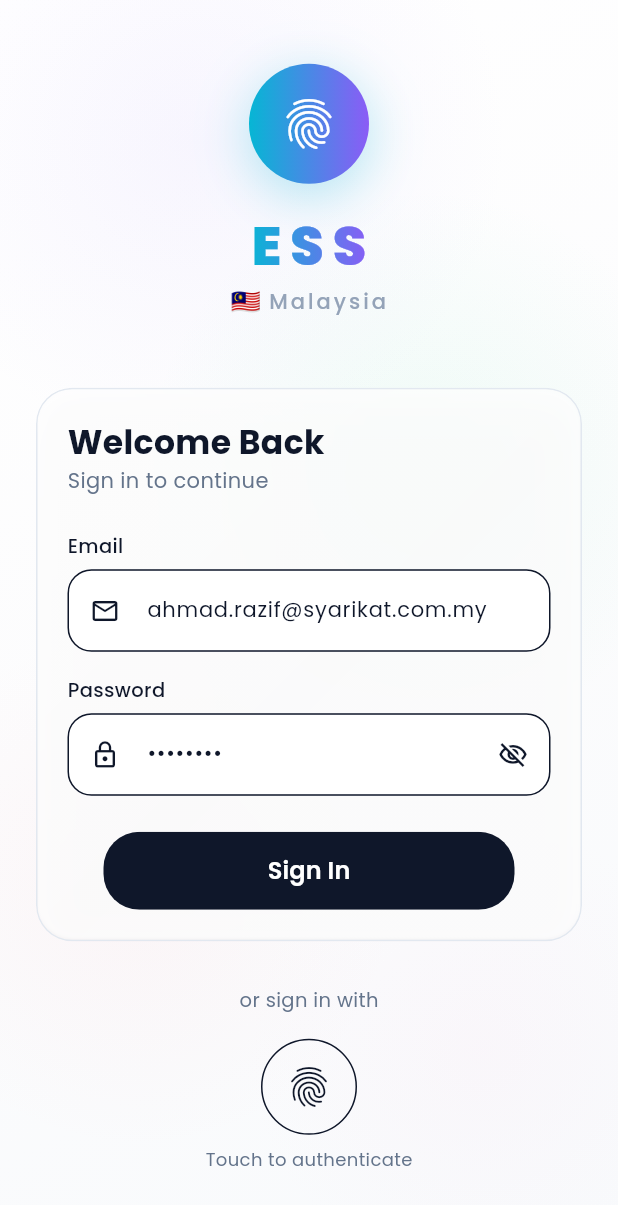
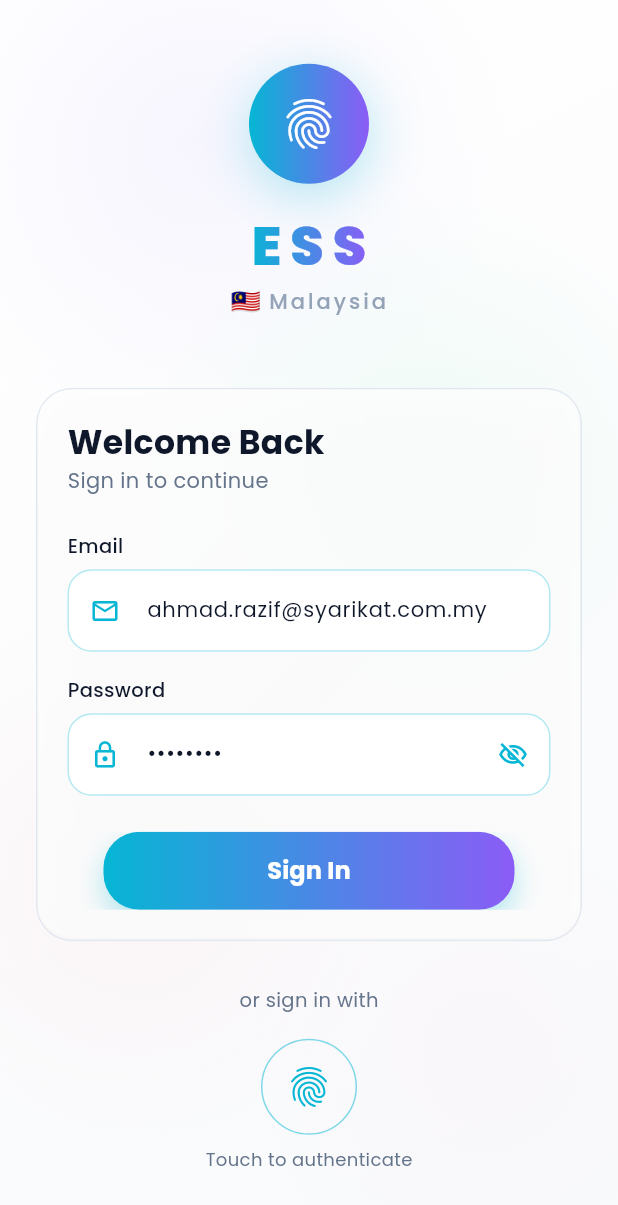
Before and after one commit to kautsarbaiq/HRM-APP, a Flutter app: the screen it shows after launch, on a phone screen of 412 x 824 dp. Shown: the top 1205 px of the screen. Run offline on Flutter 3.47's test engine with Material 3 defaults, Android fonts, the light colour scheme and no system bars; our stand-ins replace fl_chart, flutter_staggered_animations, google_fonts, image_picker, local_auth, shimmer; missing offline and left inert: google_mlkit_text_recognition.

Commit message:
ui color light mode splash and login

```diff
--- a/lib/screens/login_screen.dart
+++ b/lib/screens/login_screen.dart
@@ -87,14 +87,14 @@ class _LoginScreenState extends State<LoginScreen> with TickerProviderStateMixin
                       decoration: BoxDecoration(
                         color: isDark ? const Color(0xFF1E293B) : Colors.white,
                         borderRadius: BorderRadius.circular(16),
-                        border: Border.all(color: isDark ? const Color(0xFF334155) : const Color(0xFF0F172A)),
+                        border: Border.all(color: isDark ? const Color(0xFF334155) : const Color(0xFF06B6D4).withOpacity(0.3)),
                       ),
                       child: TextField(
                         controller: _emailCtrl,
                         style: GoogleFonts.poppins(color: isDark ? Colors.white : const Color(0xFF0F172A), fontSize: 14),
                         decoration: InputDecoration(
                           hintText: 'Enter your email', hintStyle: GoogleFonts.poppins(color: isDark ? const Color(0xFF475569) : const Color(0xFF64748B)),
-                          prefixIcon: Icon(Icons.email_outlined, color: isDark ? const Color(0xFF94A3B8) : const Color(0xFF0F172A), size: 20),
+                          prefixIcon: Icon(Icons.email_outlined, color: isDark ? const Color(0xFF94A3B8) : const Color(0xFF06B6D4), size: 20),
                           border: InputBorder.none, contentPadding: const EdgeInsets.all(16),
                         ),
                       ),
@@ -107,16 +107,16 @@ class _LoginScreenState extends State<LoginScreen> with TickerProviderStateMixin
                       decoration: BoxDecoration(
                         color: isDark ? const Color(0xFF1E293B) : Colors.white,
                         borderRadius: BorderRadius.circular(16),
-                        border: Border.all(color: isDark ? const Color(0xFF334155) : const Color(0xFF0F172A)),
+                        border: Border.all(color: isDark ? const Color(0xFF334155) : const Color(0xFF06B6D4).withOpacity(0.3)),
                       ),
                       child: TextField(
                         controller: _passCtrl, obscureText: _obscure,
                         style: GoogleFonts.poppins(color: isDark ? Colors.white : const Color(0xFF0F172A), fontSize: 14),
                         decoration: InputDecoration(
                           hintText: 'Enter password', hintStyle: GoogleFonts.poppins(color: isDark ? const Color(0xFF475569) : const Color(0xFF64748B)),
-                          prefixIcon: Icon(Icons.lock_outline, color: isDark ? const Color(0xFF94A3B8) : const Color(0xFF0F172A), size: 20),
+                          prefixIcon: Icon(Icons.lock_outline, color: isDark ? const Color(0xFF94A3B8) : const Color(0xFF06B6D4), size: 20),
                           suffixIcon: IconButton(
-                            icon: Icon(_obscure ? Icons.visibility_off_outlined : Icons.visibility_outlined, color: isDark ? const Color(0xFF94A3B8) : const Color(0xFF0F172A), size: 20),
+                            icon: Icon(_obscure ? Icons.visibility_off_outlined : Icons.visibility_outlined, color: isDark ? const Color(0xFF94A3B8) : const Color(0xFF06B6D4), size: 20),
                             onPressed: () => setState(() => _obscure = !_obscure),
                           ),
                           border: InputBorder.none, contentPadding: const EdgeInsets.all(16),
@@ -132,12 +132,12 @@ class _LoginScreenState extends State<LoginScreen> with TickerProviderStateMixin
                         child: Ink(
                           decoration: BoxDecoration(
                             borderRadius: BorderRadius.circular(24),
-                            gradient: isDark
-                              ? const LinearGradient(colors: [Color(0xFF06B6D4), Color(0xFF8B5CF6)])
-                              : null,
-                            color: isDark ? null : const Color(0xFF0F172A),
+                            gradient: const LinearGradient(colors: [Color(0xFF06B6D4), Color(0xFF8B5CF6)]),
+                            boxShadow: [
+                              BoxShadow(color: const Color(0xFF06B6D4).withOpacity(0.3), blurRadius: 15, offset: const Offset(0, 8))
+                            ],
                           ),
-                          child: Container(alignment: Alignment.center, child: Text('Sign In', style: GoogleFonts.poppins(color: Colors.white, fontSize: 16, fontWeight: FontWeight.w600))),
+                          child: Container(alignment: Alignment.center, child: Text('Sign In', style: GoogleFonts.poppins(color: Colors.white, fontSize: 16, fontWeight: FontWeight.w700))),
                         ),
                       ),
                     ),
@@ -159,13 +159,13 @@ class _LoginScreenState extends State<LoginScreen> with TickerProviderStateMixin
                         color: isDark ? Colors.white.withOpacity(0.15) : Colors.transparent,
                         border: Border.all(
                           color: _isBioScanning
-                            ? (isDark ? const Color(0xFF06B6D4) : const Color(0xFF0F172A))
-                            : (isDark ? const Color(0xFF334155) : const Color(0xFF0F172A)),
+                            ? (isDark ? const Color(0xFF06B6D4) : const Color(0xFF06B6D4))
+                            : (isDark ? const Color(0xFF334155) : const Color(0xFF06B6D4).withOpacity(0.5)),
                           width: _isBioScanning ? 2 : 1
                         ),
-                        boxShadow: _isBioScanning ? [BoxShadow(color: isDark ? const Color(0xFF06B6D4).withOpacity(0.3) : const Color(0xFF0F172A).withOpacity(0.3), blurRadius: 20, spreadRadius: 4)] : null,
+                        boxShadow: _isBioScanning ? [BoxShadow(color: isDark ? const Color(0xFF06B6D4).withOpacity(0.3) : const Color(0xFF06B6D4).withOpacity(0.3), blurRadius: 20, spreadRadius: 4)] : null,
                       ),
-                      child: Icon(Icons.fingerprint, color: _isBioScanning ? (isDark ? const Color(0xFF06B6D4) : const Color(0xFF0F172A)) : (isDark ? const Color(0xFF94A3B8) : const Color(0xFF0F172A)), size: 32),
+                      child: Icon(Icons.fingerprint, color: _isBioScanning ? (isDark ? const Color(0xFF06B6D4) : const Color(0xFF06B6D4)) : (isDark ? const Color(0xFF94A3B8) : const Color(0xFF06B6D4)), size: 32),
                     ),
                   ),
                 ),
--- a/lib/screens/splash_screen.dart
+++ b/lib/screens/splash_screen.dart
@@ -90,8 +90,8 @@ class _SplashScreenState extends State<SplashScreen> with TickerProviderStateMix
                       end: Alignment.bottomRight,
                       colors: isDark
                         ? [const Color(0xFF0F172A), const Color(0xFF1E293B), const Color(0xFF020617)]
-                        : [const Color(0xFFFFFFFF), const Color(0xFFF1F5F9), const Color(0xFF1E293B)],
-                      stops: [0.0, 0.5 * _gradientSweep.value, 1.0],
+                        : [const Color(0xFFFFFFFF), const Color(0xFFF0F9FF), const Color(0xFFE0F2FE)],
+                      stops: const [0.0, 0.6, 1.0],
                     ),
                   ),
                 ),
```
Also changed, not shown: pubspec.lock.
